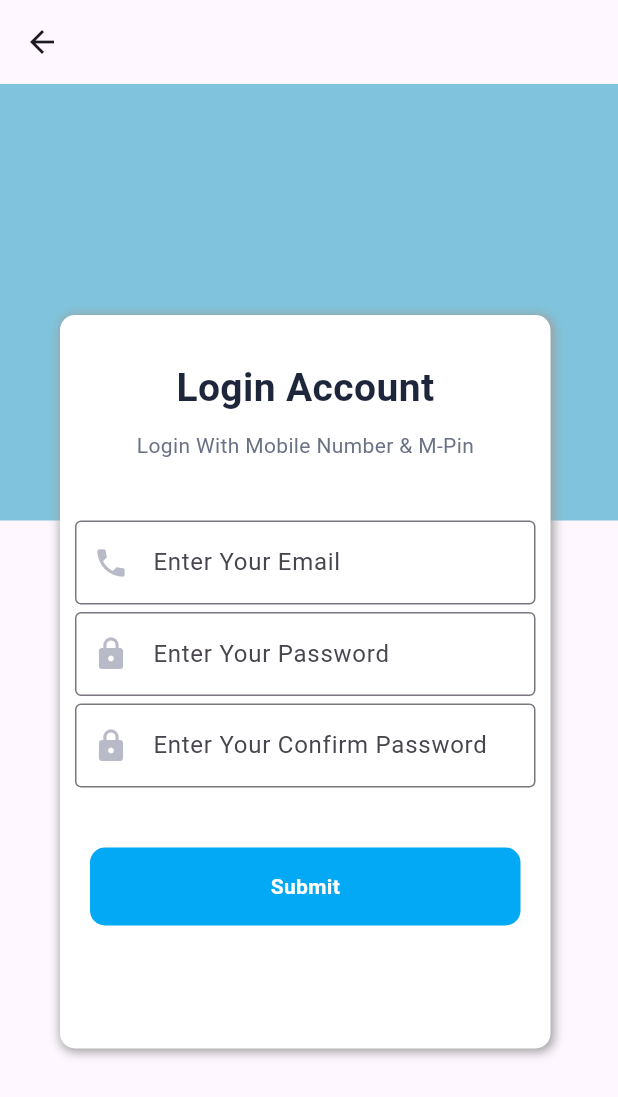
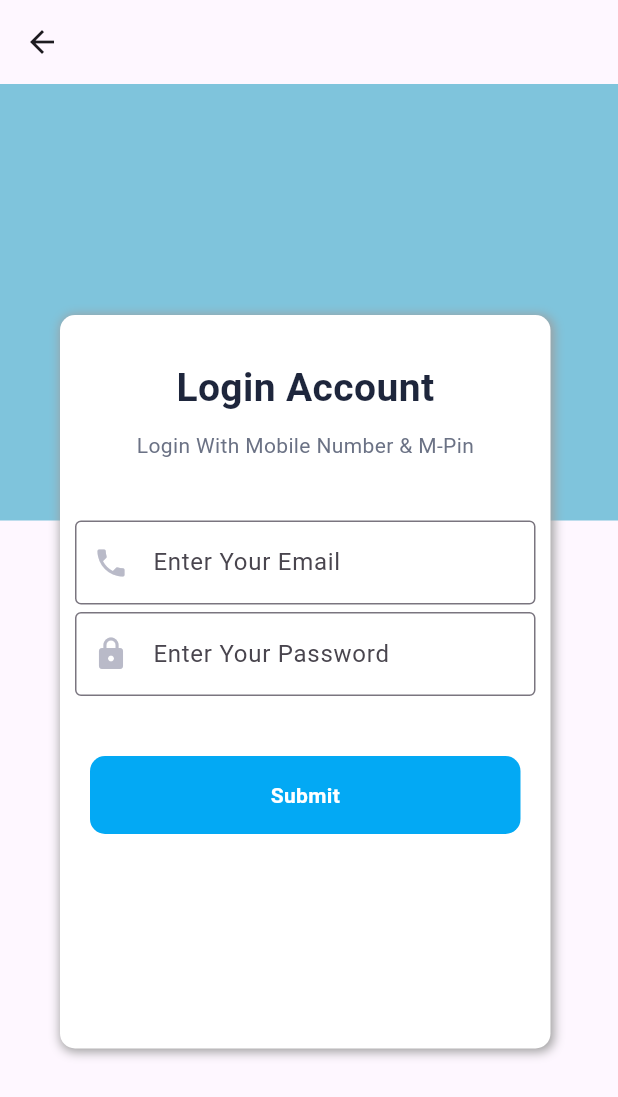
Before and after one commit to kenilchandrani/accounting, a Flutter app: the LoginPage screen opened directly, on a phone screen of 412 x 824 dp. Shown: the top 1097 px of the screen. Run offline on Flutter 3.47's test engine with Material 3 defaults, Android fonts, the light colour scheme and no system bars.

Commit message:
second Commit

```diff
--- a/lib/Login.dart
+++ b/lib/Login.dart
@@ -107,17 +107,6 @@ class _LoginPageState extends State<LoginPage> {
                                     border: OutlineInputBorder(),
                                   ),
                                 ),
-                                SizedBox(height: 5),
-                                TextField(
-                                  keyboardType: TextInputType.visiblePassword,
-                                  obscureText: true,
-                                  decoration: InputDecoration(
-                                    prefixIcon: Icon(Icons.lock),
-                                    hintText: "Enter Your Confirm Password",
-                                    prefixIconColor: Color(0xffB9BAC8),
-                                    border: OutlineInputBorder(),
-                                  ),
-                                ),
                               ],
                             ),
                           ),
```
